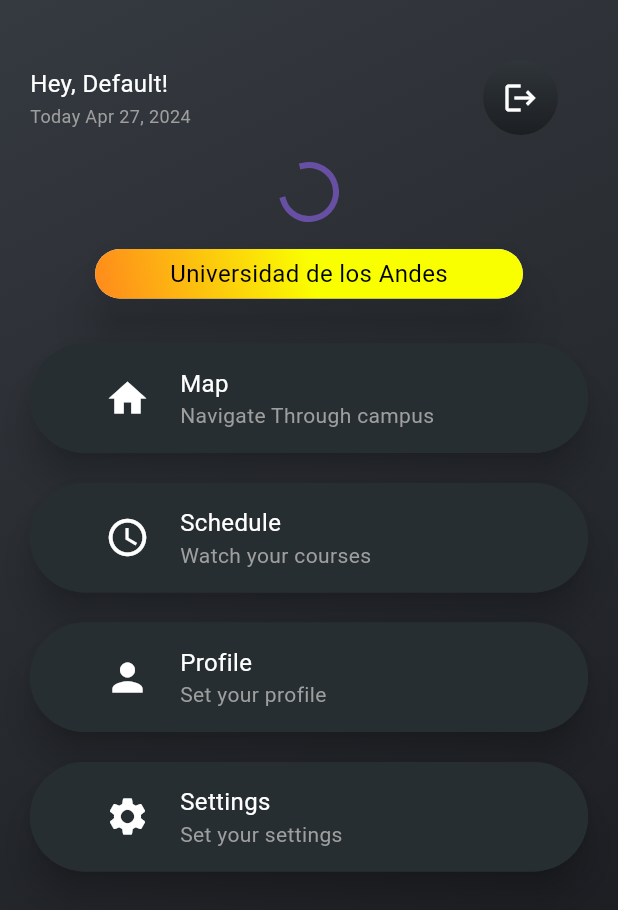
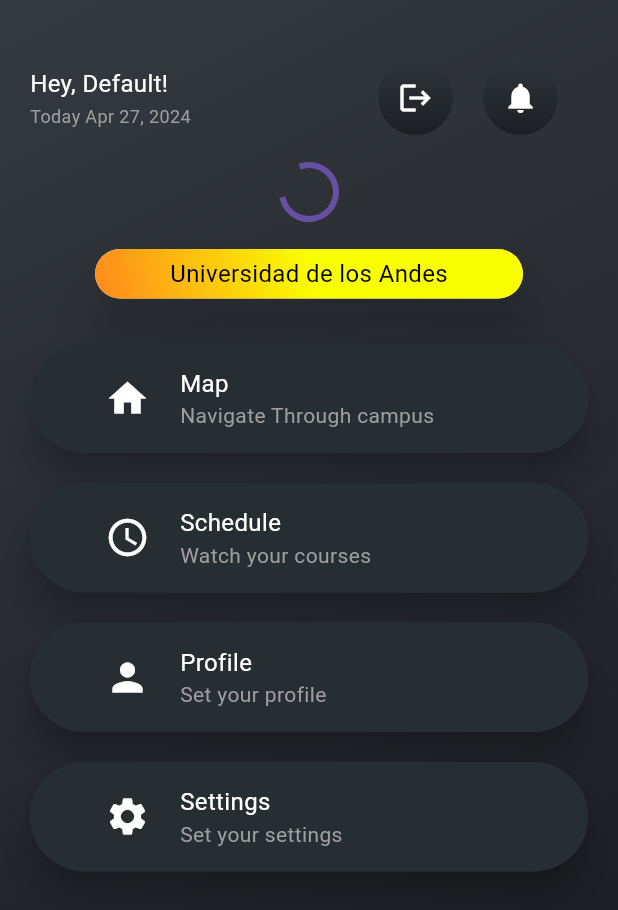
Before and after one commit to ISIS3510-202410-Team33/mobile_flutter, a Flutter app: the HomeViewContent screen opened directly, on a phone screen of 412 x 824 dp. Shown: the top 910 px of the screen. Run offline on Flutter 3.47's test engine with Material 3 defaults, Android fonts, the phone set to English and light mode, and no system bars; our stand-ins replace firebase_auth, firebase_core, flutter_dotenv, geolocator, shared_preferences; missing offline and left inert: map_launcher, simple_progress_indicators; accounts and stored records are empty.

Commit message:
Notifications button implemented

```diff
--- a/ventura_front/lib/screens/components/header_component.dart
+++ b/ventura_front/lib/screens/components/header_component.dart
@@ -1,4 +1,5 @@
 import 'package:flutter/material.dart';
+import 'package:ventura_front/screens/home/components/notifications_button.dart';
 import 'package:ventura_front/screens/home/view.dart';
 import 'package:ventura_front/services/models/user_model.dart';
 import 'package:ventura_front/screens/home/components/signout_button.dart';
@@ -7,13 +8,15 @@
   final bool showUserInfo;
   final bool showHomeIcon;
   final bool showLogoutIcon;
+  final bool showNotiIcon;
   final UserModel user;
   const Header(
       {super.key,
       required this.showUserInfo,
       required this.user,
       required this.showHomeIcon,
-      required this.showLogoutIcon});
+      required this.showLogoutIcon,
+      required this.showNotiIcon});
 
   String actualDate() {
     DateTime now = DateTime.now();
@@ -98,6 +101,14 @@
     }
   }
 
+  Widget getNotiIcon() {
+    if (showNotiIcon) {
+      return const NotificationComponent();
+    } else {
+      return Container();
+    }
+  }
+
   @override
   Widget build(BuildContext context) {
     return Row(
@@ -108,6 +119,8 @@
         getLogoutIcon(),
         const SizedBox(width: 20),
         getHomeIcon(context),
+        getNotiIcon(),
+        const SizedBox(width: 20),
       ],
     );
   }
--- /dev/null
+++ b/ventura_front/lib/screens/home/components/notifications_button.dart
@@ -0,0 +1,55 @@
+import 'package:flutter/material.dart';
+import 'package:ventura_front/mvvm_components/observer.dart';
+import 'package:ventura_front/screens/login/view.dart';
+import 'package:ventura_front/screens/notifications/view.dart';
+import 'package:ventura_front/services/repositories/user_repository.dart';
+import 'package:ventura_front/services/view_models/user_viewModel.dart';
+
+class NotificationComponent extends StatefulWidget {
+  const NotificationComponent({super.key});
+  @override
+  State<NotificationComponent> createState() => NotificationComponentState();
+}
+
+class NotificationComponentState extends State<NotificationComponent> implements EventObserver {
+
+  static final UserViewModel _userViewModel = UserViewModel();
+
+  @override
+  void initState() {
+    super.initState();
+    _userViewModel.subscribe(this);
+  }
+
+  @override
+  Widget build(BuildContext context) {
+    return Container(
+        width: 50,
+        height: 50,
+        decoration: BoxDecoration(
+            borderRadius: BorderRadius.circular(50),
+            gradient: const LinearGradient(
+              colors: [Color(0xFF1C1F22), Color(0xFF2F353A)],
+              begin: Alignment.bottomCenter,
+              end: Alignment.topCenter,
+            )),
+        child: Column(
+          mainAxisAlignment: MainAxisAlignment.center,
+          children: [
+            IconButton(
+              icon: const Icon(Icons.notifications, color: Colors.white),
+              onPressed: () {
+                Navigator.push(context,
+                MaterialPageRoute(builder: (context) => const NotificationView()));
+              },
+            )
+          ],
+        ));
+  }
+
+  @override
+  void notify(ViewEvent event) {
+    // TODO: implement notify
+  }
+
+}
--- a/ventura_front/lib/screens/home/view.dart
+++ b/ventura_front/lib/screens/home/view.dart
@@ -98,6 +98,7 @@
                 user: _user,
                 showHomeIcon: false,
                 showLogoutIcon: true,
+                showNotiIcon: true,
               ),
 
               const SizedBox(height: 20),
--- a/ventura_front/lib/screens/map/view.dart
+++ b/ventura_front/lib/screens/map/view.dart
@@ -326,6 +326,7 @@
                     user: user,
                     showHomeIcon: true,
                     showLogoutIcon: false,
+                    showNotiIcon: false
                   ),
                   const SizedBox(height: 20),
                   _isLoading
--- a/ventura_front/lib/screens/profile/view.dart
+++ b/ventura_front/lib/screens/profile/view.dart
@@ -138,6 +138,7 @@
                   user: _user,
                   showHomeIcon: true,
                   showLogoutIcon: true,
+                  showNotiIcon: true
                 ),
                 const SizedBox(height: 20),
                 Container(
```
Also changed, not shown: ventura_front/lib/screens/notifications/view.dart (added, +24 -0 lines).
